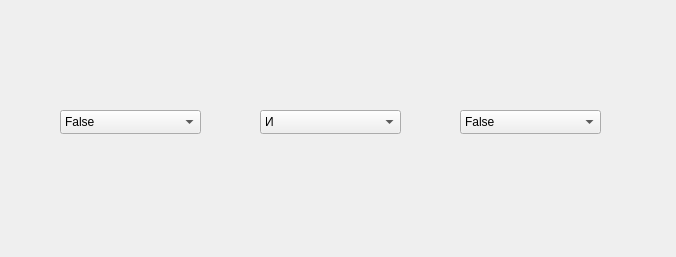
Vergervan/Learning, file Qt/LogicCalculator/widget.ui: the form before one commit.
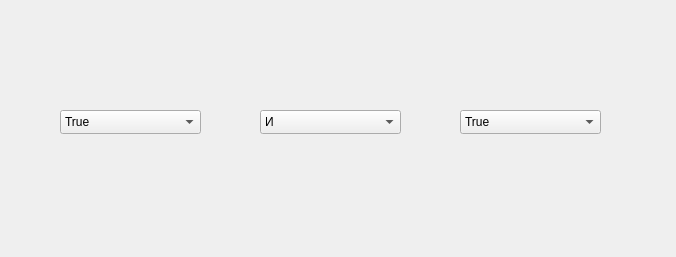
The form after the commit.

Commit message: Change Logic Calculator

Diff of the .ui file:
```diff
--- a/Qt/LogicCalculator/widget.ui
+++ b/Qt/LogicCalculator/widget.ui
@@ -24,7 +24,7 @@
    </property>
    <item>
     <property name="text">
-     <string>False</string>
+     <string>True</string>
     </property>
    </item>
    <item>
@@ -84,7 +84,7 @@
    </property>
    <item>
     <property name="text">
-     <string>False</string>
+     <string>True</string>
     </property>
    </item>
    <item>
```
Left out of the diff: 4 changed lines with no effect on the pictures. The commit also changes 1 other file.
